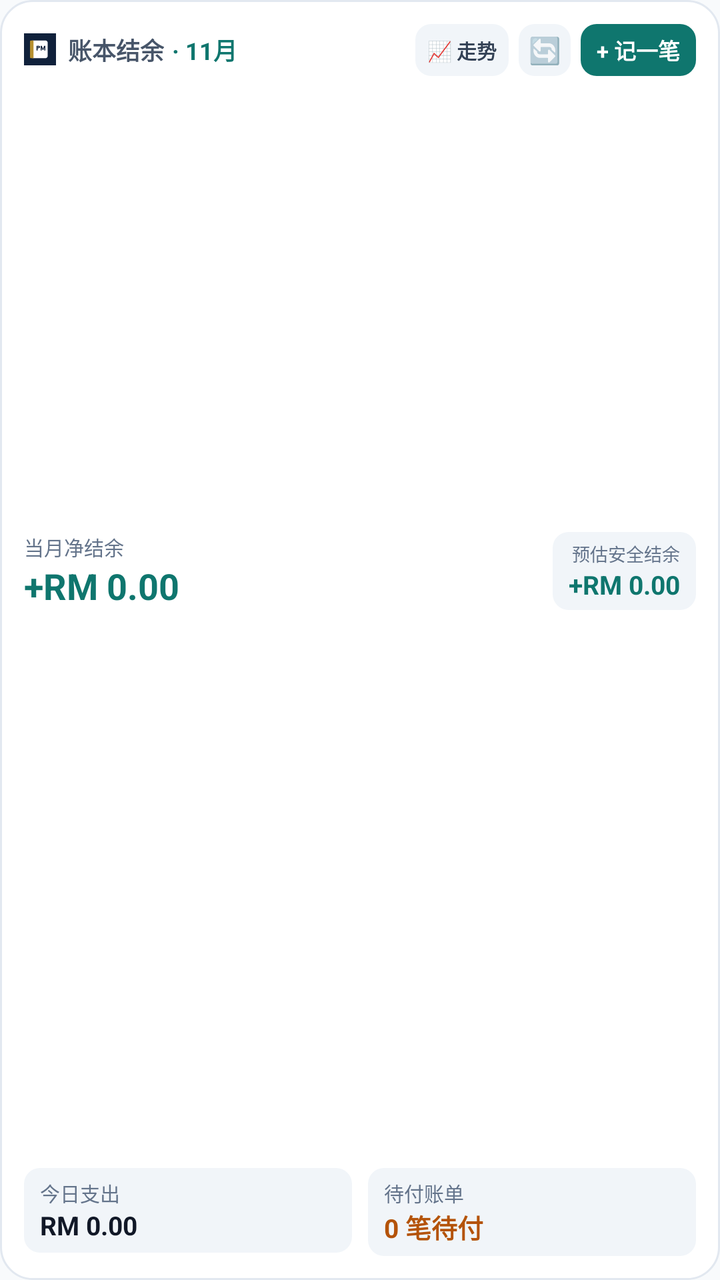
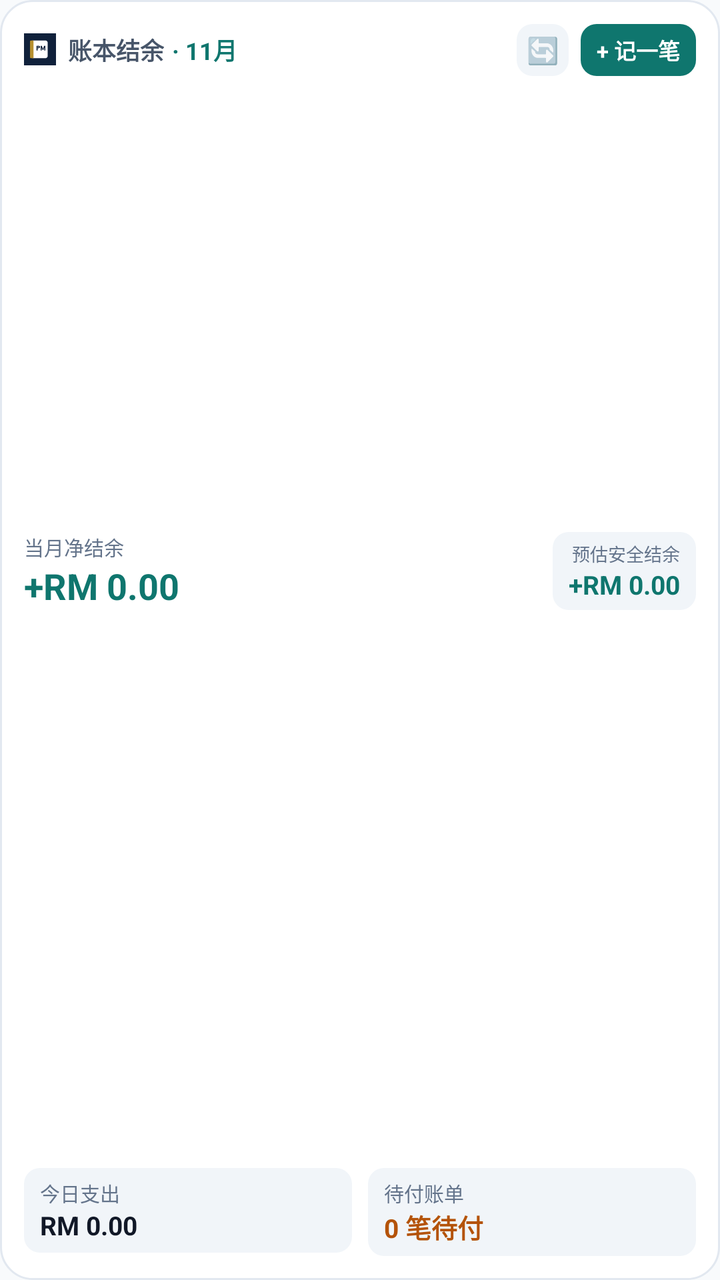

The first picture is an Android layout as it rendered before a commit; the second is the same layout after the commit. The layout source and the unified diff follow.
<!-- AndroidManifest.xml: application theme Theme.MyLedgerCompanion -->
<!-- res/layout/widget_ledger_overview.xml -->
<?xml version="1.0" encoding="utf-8"?>
<LinearLayout xmlns:android="http://schemas.android.com/apk/res/android"
    android:id="@+id/widget_root"
    android:layout_width="match_parent"
    android:layout_height="match_parent"
    android:orientation="vertical"
    android:background="@drawable/bg_widget_card"
    android:padding="12dp">

    
    <RelativeLayout
        android:layout_width="match_parent"
        android:layout_height="wrap_content">

        <LinearLayout
            android:id="@+id/layout_widget_header"
            android:layout_width="wrap_content"
            android:layout_height="wrap_content"
            android:layout_alignParentStart="true"
            android:layout_centerVertical="true"
            android:orientation="horizontal"
            android:gravity="center_vertical">

            <ImageView
                android:layout_width="16dp"
                android:layout_height="16dp"
                android:src="@mipmap/ic_launcher"
                android:contentDescription="Icon" />

            <TextView
                android:id="@+id/tv_widget_title"
                android:layout_width="wrap_content"
                android:layout_height="wrap_content"
                android:layout_marginStart="6dp"
                android:text="@string/widget_title"
                android:textColor="#475569"
                android:textSize="12sp"
                android:textStyle="bold" />

            <TextView
                android:id="@+id/tv_widget_month"
                android:layout_width="wrap_content"
                android:layout_height="wrap_content"
                android:layout_marginStart="4dp"
                android:text="· 11月"
                android:textColor="#0F766E"
                android:textSize="12sp"
                android:textStyle="bold" />
        </LinearLayout>

        <LinearLayout
            android:layout_width="wrap_content"
            android:layout_height="wrap_content"
            android:layout_alignParentEnd="true"
            android:layout_centerVertical="true"
            android:orientation="horizontal"
            android:gravity="center_vertical">

            
            <TextView
                android:id="@+id/btn_widget_pattern_toggle"
                android:layout_width="wrap_content"
                android:layout_height="26dp"
                android:gravity="center"
                android:paddingHorizontal="6dp"
                android:text="@string/widget_pattern_trend"
                android:textColor="#334155"
                android:textSize="10sp"
                android:textStyle="bold"
                android:background="@drawable/bg_widget_pill"
                android:layout_marginEnd="5dp" />

            <TextView
                android:id="@+id/btn_widget_refresh"
                android:layout_width="26dp"
                android:layout_height="26dp"
                android:gravity="center"
                android:text="🔄"
                android:textSize="13sp"
                android:background="@drawable/bg_widget_pill"
                android:layout_marginEnd="5dp" />

            <TextView
                android:id="@+id/btn_widget_quick_add"
                android:layout_width="wrap_content"
                android:layout_height="26dp"
                android:gravity="center"
                android:paddingHorizontal="8dp"
                android:text="@string/widget_quick_add"
                android:textColor="#FFFFFF"
                android:textSize="11sp"
                android:textStyle="bold"
                android:background="@drawable/bg_widget_button" />
        </LinearLayout>
    </RelativeLayout>

    
    <LinearLayout
        android:id="@+id/layout_hero_balance"
        android:layout_width="match_parent"
        android:layout_height="0dp"
        android:layout_weight="1"
        android:orientation="horizontal"
        android:gravity="center_vertical"
        android:layout_marginTop="3dp"
        android:layout_marginBottom="3dp">

        
        <LinearLayout
            android:layout_width="0dp"
            android:layout_height="wrap_content"
            android:layout_weight="1"
            android:orientation="vertical">

            <TextView
                android:layout_width="wrap_content"
                android:layout_height="wrap_content"
                android:text="@string/widget_net_balance"
                android:textColor="#64748B"
                android:textSize="10sp" />

            <TextView
                android:id="@+id/tv_widget_net_balance"
                android:layout_width="wrap_content"
                android:layout_height="wrap_content"
                android:text="+RM 0.00"
                android:textColor="#0F766E"
                android:textSize="18sp"
                android:textStyle="bold"
                android:maxLines="1" />
        </LinearLayout>

        
        <LinearLayout
            android:id="@+id/layout_widget_cashflow_badge"
            android:layout_width="wrap_content"
            android:layout_height="wrap_content"
            android:orientation="vertical"
            android:gravity="end"
            android:background="@drawable/bg_widget_pill"
            android:paddingHorizontal="8dp"
            android:paddingVertical="4dp">

            <TextView
                android:layout_width="wrap_content"
                android:layout_height="wrap_content"
                android:text="@string/widget_safe_cashflow"
                android:textColor="#64748B"
                android:textSize="9sp" />

            <TextView
                android:id="@+id/tv_widget_projected_cashflow"
                android:layout_width="wrap_content"
                android:layout_height="wrap_content"
                android:text="+RM 0.00"
                android:textColor="#0F766E"
                android:textSize="13sp"
                android:textStyle="bold"
                android:maxLines="1" />
        </LinearLayout>
    </LinearLayout>

    
    <ImageView
        android:id="@+id/iv_widget_chart"
        android:layout_width="match_parent"
        android:layout_height="46dp"
        android:layout_marginTop="1dp"
        android:layout_marginBottom="4dp"
        android:scaleType="fitXY"
        android:contentDescription="Chart" />

    
    <LinearLayout
        android:layout_width="match_parent"
        android:layout_height="wrap_content"
        android:orientation="horizontal">

        
        <LinearLayout
            android:id="@+id/layout_widget_today"
            android:layout_width="0dp"
            android:layout_height="wrap_content"
            android:layout_weight="1"
            android:orientation="vertical"
            android:background="@drawable/bg_widget_pill"
            android:paddingHorizontal="8dp"
            android:paddingVertical="5dp"
            android:layout_marginEnd="4dp">

            <TextView
                android:layout_width="wrap_content"
                android:layout_height="wrap_content"
                android:text="@string/widget_today_expense"
                android:textColor="#64748B"
                android:textSize="10sp" />

            <TextView
                android:id="@+id/tv_widget_today_expense"
                android:layout_width="wrap_content"
                android:layout_height="wrap_content"
                android:text="RM 0.00"
                android:textColor="#111827"
                android:textSize="13sp"
                android:textStyle="bold"
                android:maxLines="1" />
        </LinearLayout>

        
        <LinearLayout
            android:id="@+id/layout_widget_bills"
            android:layout_width="0dp"
            android:layout_height="wrap_content"
            android:layout_weight="1"
            android:orientation="vertical"
            android:background="@drawable/bg_widget_pill"
            android:paddingHorizontal="8dp"
            android:paddingVertical="5dp"
            android:layout_marginStart="4dp">

            <TextView
                android:layout_width="wrap_content"
                android:layout_height="wrap_content"
                android:text="@string/widget_pending_bills"
                android:textColor="#64748B"
                android:textSize="10sp" />

            <TextView
                android:id="@+id/tv_widget_pending_bills"
                android:layout_width="wrap_content"
                android:layout_height="wrap_content"
                android:text="0 笔待付"
                android:textColor="#B45309"
                android:textSize="13sp"
                android:textStyle="bold"
                android:maxLines="1" />
        </LinearLayout>
    </LinearLayout>

</LinearLayout>
<!-- resources referenced by this layout -->
<resources>
  <!-- drawable bg_widget_button (drawable) -->
  <?xml version="1.0" encoding="utf-8"?>
  <shape xmlns:android="http://schemas.android.com/apk/res/android"
      android:shape="rectangle">
      <solid android:color="#0F766E" />
      <corners android:radius="8dp" />
  </shape>
  <!-- drawable bg_widget_card (drawable) -->
  <?xml version="1.0" encoding="utf-8"?>
  <shape xmlns:android="http://schemas.android.com/apk/res/android"
      android:shape="rectangle">
      <solid android:color="#FFFFFF" />
      <stroke
          android:width="1dp"
          android:color="#E2E8F0" />
      <corners android:radius="16dp" />
  </shape>
  <!-- drawable bg_widget_pill (drawable) -->
  <?xml version="1.0" encoding="utf-8"?>
  <shape xmlns:android="http://schemas.android.com/apk/res/android"
      android:shape="rectangle">
      <solid android:color="#F1F5F9" />
      <corners android:radius="8dp" />
  </shape>
  <!-- mipmap ic_launcher (mipmap) -->
  <vector xmlns:android="http://schemas.android.com/apk/res/android"
      android:width="108dp"
      android:height="108dp"
      android:viewportWidth="108"
      android:viewportHeight="108">
      <path
          android:fillColor="#10213B"
          android:pathData="M0,0h108v108h-108z"/>
      
      <path
          android:fillColor="#FFFFFF"
          android:pathData="M28,24h44c4.4,0 8,3.6 8,8v44c0,4.4 -3.6,8 -8,8H28V24z"/>
      
      <path
          android:fillColor="#B6902F"
          android:pathData="M24,24h8v60h-8c-2.2,0 -4,-1.8 -4,-4V28C20,25.8 21.8,24 24,24z"/>
      
      <path
          android:fillColor="#10213B"
          android:pathData="M42,42h8c2.2,0 4,1.8 4,4s-1.8,4 -4,4h-4v8h-4V42z M46,47h3c0.6,0 1,-0.4 1,-1s-0.4,-1 -1,-1h-3V47z"/>
      <path
          android:fillColor="#10213B"
          android:pathData="M56,42h4l4,10l4,-10h4v16h-3.5v-10l-3.5,8.5h-2l-3.5,-8.5V58H56V42z"/>
  </vector>
  <string name="widget_net_balance">当月净结余</string>
  <string name="widget_pattern_trend">📈 走势</string>
  <string name="widget_pending_bills">待付账单</string>
  <string name="widget_quick_add">+ 记一笔</string>
  <string name="widget_safe_cashflow">预估安全结余</string>
  <string name="widget_title">账本结余</string>
  <string name="widget_today_expense">今日支出</string>
  <style name="Theme.MyLedgerCompanion" parent="Theme.MaterialComponents.DayNight.NoActionBar">
          <item name="colorPrimary">@color/navy_primary</item>
          <item name="colorPrimaryVariant">@color/navy_secondary</item>
          <item name="colorOnPrimary">@color/white</item>
          <item name="colorSecondary">@color/gold_accent</item>
          <item name="android:statusBarColor">@color/status_bar_color</item>
          <item name="android:navigationBarColor">@color/nav_bar_color</item>
          <item name="android:windowBackground">@color/background</item>
      </style>
  <color name="navy_primary">#0F766E</color>
  <color name="navy_secondary">#115E59</color>
  <color name="white">#FFFFFF</color>
  <color name="gold_accent">#B45309</color>
  <color name="status_bar_color">#0F172A</color>
  <color name="nav_bar_color">#0F172A</color>
  <color name="background">#F8FAFC</color>
</resources>

<!-- the commit's change to res/layout/widget_ledger_overview.xml (unified diff, before → after) -->
@@ -56,20 +56,6 @@
             android:orientation="horizontal"
             android:gravity="center_vertical">
 
-            
-            <TextView
-                android:id="@+id/btn_widget_pattern_toggle"
-                android:layout_width="wrap_content"
-                android:layout_height="26dp"
-                android:gravity="center"
-                android:paddingHorizontal="6dp"
-                android:text="@string/widget_pattern_trend"
-                android:textColor="#334155"
-                android:textSize="10sp"
-                android:textStyle="bold"
-                android:background="@drawable/bg_widget_pill"
-                android:layout_marginEnd="5dp" />
-
             <TextView
                 android:id="@+id/btn_widget_refresh"
                 android:layout_width="26dp"
@@ -78,7 +64,7 @@
                 android:text="🔄"
                 android:textSize="13sp"
                 android:background="@drawable/bg_widget_pill"
-                android:layout_marginEnd="5dp" />
+                android:layout_marginEnd="6dp" />
 
             <TextView
                 android:id="@+id/btn_widget_quick_add"
<!-- resource entries referenced after the edit -->
@@ -50,7 +50,6 @@
           android:pathData="M56,42h4l4,10l4,-10h4v16h-3.5v-10l-3.5,8.5h-2l-3.5,-8.5V58H56V42z"/>
   </vector>
   <string name="widget_net_balance">当月净结余</string>
-  <string name="widget_pattern_trend">📈 走势</string>
   <string name="widget_pending_bills">待付账单</string>
   <string name="widget_quick_add">+ 记一笔</string>
   <string name="widget_safe_cashflow">预估安全结余</string>
